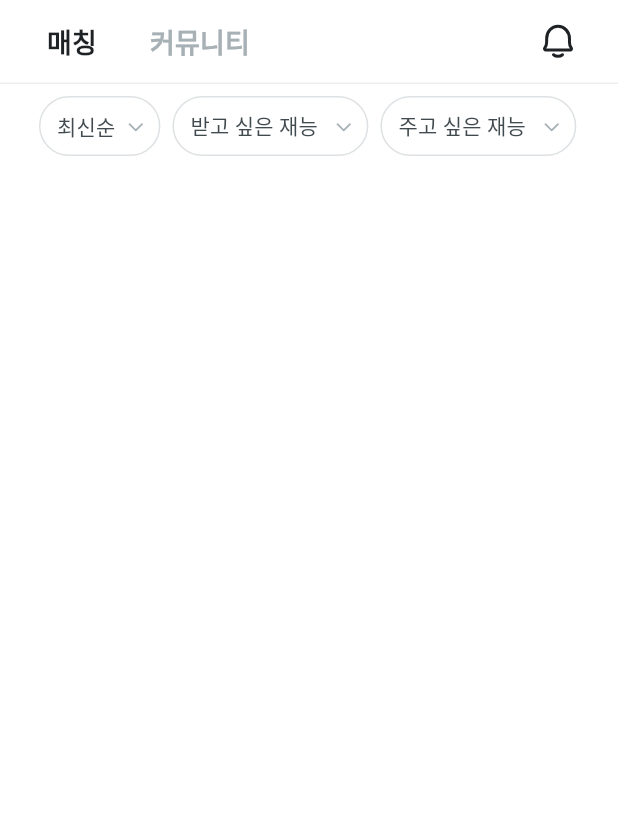
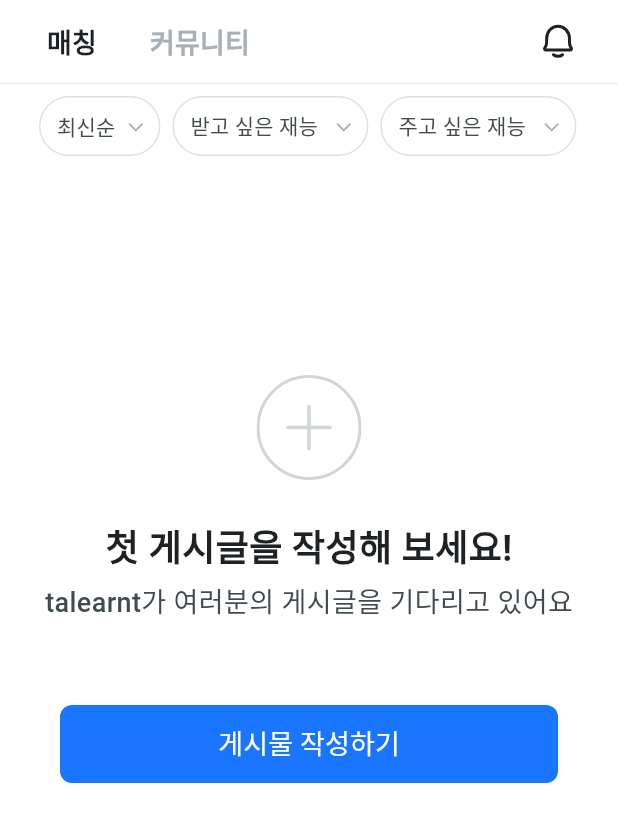
Before and after one commit to Talearnt/App-Front-Talearnt, a Flutter app: the BoardList screen opened by its route, on a phone screen of 412 x 824 dp. Shown: the top 822 px of the screen. Run offline on Flutter 3.47's test engine with Material 3 defaults, Android fonts, the phone set to English and light mode, and no system bars; our stand-ins replace animated_splash_screen, dartz, dio, flutter_svg, go_router, image_picker and 1 more; missing offline and left inert: flutter_quill, flutter_quill_extensions, vsc_quill_delta_to_html; accounts and stored records are empty; Roboto replaces fonts that are missing (Pretendard).

Commit message:
feat : Add 게시물 공통 화면
게시물 첫 화면에 빈 경우 UI
게시물 검색 후 빈 경우 UI

Resolves : #367

```diff
--- a/lib/provider/board/common_board_provider.dart
+++ b/lib/provider/board/common_board_provider.dart
@@ -2,11 +2,19 @@ import 'package:flutter/material.dart';
 
 class CommonBoardProvider extends ChangeNotifier {
   String _boardType = 'match'; //match - 매칭, community - 커뮤니티
+  bool _initState = true;
 
   String get boardType => _boardType;
+
+  bool get initState => _initState;
 
   void setBoardType(String type) {
     _boardType = type;
     notifyListeners();
   }
+
+  void updateInitState(bool newType) {
+    _initState = newType;
+    notifyListeners();
+  }
 }
--- a/lib/provider/board/community_board_provider.dart
+++ b/lib/provider/board/community_board_provider.dart
@@ -128,6 +128,11 @@ class CommunityBoardProvider extends ChangeNotifier {
     notifyListeners();
   }
 
+  void resetFilter() {
+    _selectedOrderType = 'recent';
+    notifyListeners();
+  }
+
 //api 생성 후 처리
 // void _onScroll() {
 //   if (!_isFetching &&
--- a/lib/view/board/board_list.dart
+++ b/lib/view/board/board_list.dart
@@ -1,4 +1,5 @@
 import 'package:app_front_talearnt/provider/board/common_board_provider.dart';
+import 'package:app_front_talearnt/view/board/after_filter_no_board_list_page.dart';
 import 'package:app_front_talearnt/view/board/community_board/widget/community_board_list_card.dart';
 import 'package:app_front_talearnt/view/board/community_board/widget/community_board_list_tab_bar.dart';
 import 'package:app_front_talearnt/view/board/match_board/widget/match_board_list_card.dart';
@@ -10,6 +11,7 @@ import '../../../common/theme.dart';
 import '../../../provider/board/match_board_provider.dart';
 import '../../../view_model/board_view_model.dart';
 import '../../provider/board/community_board_provider.dart';
+import 'no_board_list_page.dart';
 import 'widget/board_custom_app_bar.dart';
 
 class BoardList extends StatelessWidget {
@@ -27,6 +29,10 @@ class BoardList extends StatelessWidget {
     return Scaffold(body: SafeArea(
       child: Consumer<CommonBoardProvider>(
         builder: (subContext, commonBoardProvider, child) {
+          final int childCount = (commonBoardProvider.boardType == 'match'
+              ? matchBoardProvider.talentExchangePosts.length
+              : communityBoardProvider.communityPosts.length);
+
           return CustomScrollView(
             controller: commonBoardProvider.boardType == 'match'
                 ? matchBoardProvider.scrollController
@@ -59,25 +65,22 @@ class BoardList extends StatelessWidget {
                             ? matchBoardProvider.talentExchangePosts
                             : communityBoardProvider.communityPosts;
                     if (posts.isEmpty) {
-                      return const Center(
-                        child: Padding(
-                          padding: EdgeInsets.all(20.0),
-                          child: Text(
-                            "게시글이 없습니다.",
-                            style: TextStyle(fontSize: 16, color: Colors.grey),
-                          ),
-                        ),
-                      );
+                      if (commonBoardProvider.initState) {
+                        return NoBoardListPage(
+                          boardType: commonBoardProvider.boardType,
+                        );
+                      } else {
+                        return AfterFilterNoBoardListPage(
+                          boardType: commonBoardProvider.boardType,
+                        );
+                      }
                     }
                     return commonBoardProvider.boardType == 'match'
                         ? MatchBoardListCard(post: posts[index], index: index)
                         : CommunityBoardListCard(
                             post: posts[index], index: index);
                   },
-                  childCount: (commonBoardProvider.boardType == 'match'
-                          ? matchBoardProvider.talentExchangePosts
-                          : communityBoardProvider.communityPosts)
-                      .length,
+                  childCount: childCount == 0 ? 1 : childCount,
                 ),
               ),
             ],
--- a/lib/view/board/community_board/widget/community_board_list_tab_bar.dart
+++ b/lib/view/board/community_board/widget/community_board_list_tab_bar.dart
@@ -3,6 +3,7 @@ import 'package:provider/provider.dart';
 
 import '../../../../common/theme.dart';
 import '../../../../constants/global_value_constants.dart';
+import '../../../../provider/board/common_board_provider.dart';
 import '../../../../provider/board/community_board_provider.dart';
 import '../../widget/board_filter_chip.dart';
 import '../../widget/radio_bottom_sheet.dart';
@@ -14,6 +15,8 @@ class CommunityBoardListTabBar extends SliverPersistentHeaderDelegate {
     final communityBoardProvider = Provider.of<CommunityBoardProvider>(context);
     // final boardViewModel = Provider.of<BoardViewModel>(context);
     // final commonProvider = Provider.of<CommonProvider>(context);
+    final commonBoardProvider = Provider.of<CommonBoardProvider>(context);
+
     return Container(
         height: maxExtent,
         color: Colors.white,
@@ -85,6 +88,7 @@ class CommunityBoardListTabBar extends SliverPersistentHeaderDelegate {
                                   communityBoardProvider.selectedOrderType,
                               changedFunction: (code) {
                                 communityBoardProvider.updateOrderType(code);
+                                commonBoardProvider.updateInitState(false);
                                 // getList(commonProvider, boardViewModel,
                                 //     communityBoardProvider);
                               },
--- /dev/null
+++ b/lib/view/board/no_board_list_page.dart
@@ -0,0 +1,55 @@
+import 'package:flutter/material.dart';
+import 'package:flutter_svg/flutter_svg.dart';
+import 'package:go_router/go_router.dart';
+
+import '../../common/theme.dart';
+import '../../common/widget/button.dart';
+
+class NoBoardListPage extends StatelessWidget {
+  final String boardType;
+
+  const NoBoardListPage({super.key, required this.boardType});
+
+  @override
+  Widget build(BuildContext context) {
+    return Padding(
+      padding: const EdgeInsets.symmetric(horizontal: 24),
+      child: Column(
+        crossAxisAlignment: CrossAxisAlignment.stretch,
+        children: <Widget>[
+          const SizedBox(
+            height: 138,
+          ),
+          SvgPicture.asset('assets/icons/add_board_large_logo.svg'),
+          const SizedBox(height: 28),
+          Column(
+            crossAxisAlignment: CrossAxisAlignment.center,
+            children: [
+              Text(
+                '첫 게시글을 작성해 보세요!',
+                style: TextTypes.heading2(color: Palette.text01),
+              ),
+              const SizedBox(height: 8),
+              Text(
+                'talearnt가 여러분의 게시글을 기다리고 있어요',
+                style: TextTypes.bodyMedium01(color: Palette.text02),
+              ),
+            ],
+          ),
+          const SizedBox(height: 56),
+          Padding(
+            padding: const EdgeInsets.symmetric(horizontal: 16),
+            child: PrimaryM(
+              content: '게시물 작성하기',
+              onPressed: () {
+                boardType == 'match'
+                    ? context.push('/match_write1')
+                    : context.push('/match_write1');//이후에 커뮤니티 작성 으로 변경해야됨
+              },
+            ),
+          ),
+        ],
+      ),
+    );
+  }
+}
--- a/lib/view/board/widget/board_custom_app_bar.dart
+++ b/lib/view/board/widget/board_custom_app_bar.dart
@@ -58,6 +58,7 @@ class BoardCustomAppBar extends StatelessWidget {
                       null,
                       null);
                   commonBoardProvider.setBoardType("match");
+                  commonBoardProvider.updateInitState(true);
                 },
                 style: ButtonStyle(
                   padding: WidgetStateProperty.all(EdgeInsets.zero),
@@ -87,6 +88,7 @@ class BoardCustomAppBar extends StatelessWidget {
                   //     null,
                   //     null);
                   commonBoardProvider.setBoardType("community");
+                  commonBoardProvider.updateInitState(true);
                 },
                 style: ButtonStyle(
                   padding: WidgetStateProperty.all(EdgeInsets.zero),
--- a/pubspec.yaml
+++ b/pubspec.yaml
@@ -163,6 +163,8 @@ flutter:
     - assets/icons/filter_chip_selected_arrow.svg
     - assets/icons/thumb_up_off.svg
     - assets/icons/thumb_up_on.svg
+    - assets/icons/add_board_large_logo.svg
+    - assets/icons/no_board_list_logo.svg
 
   # An image asset can refer to one or more resolution-specific "variants", see
   # https://flutter.dev/assets-and-images/#resolution-aware
```
Also changed, not shown: lib/provider/board/match_board_provider.dart (+11 -0 lines), lib/view/board/after_filter_no_board_list_page.dart (added, +85 -0 lines), lib/view/board/match_board/widget/match_board_list_tab_bar.dart (+7 -0 lines), assets/icons/add_board_large_logo.svg (added), assets/icons/no_board_list_logo.svg (added).
